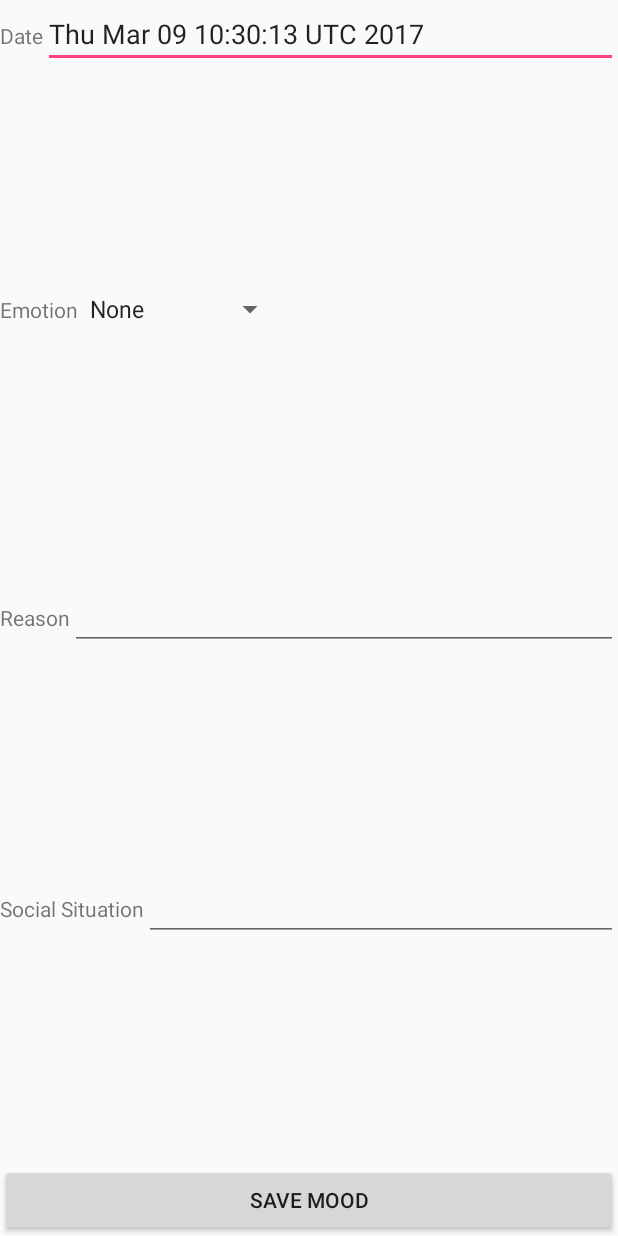
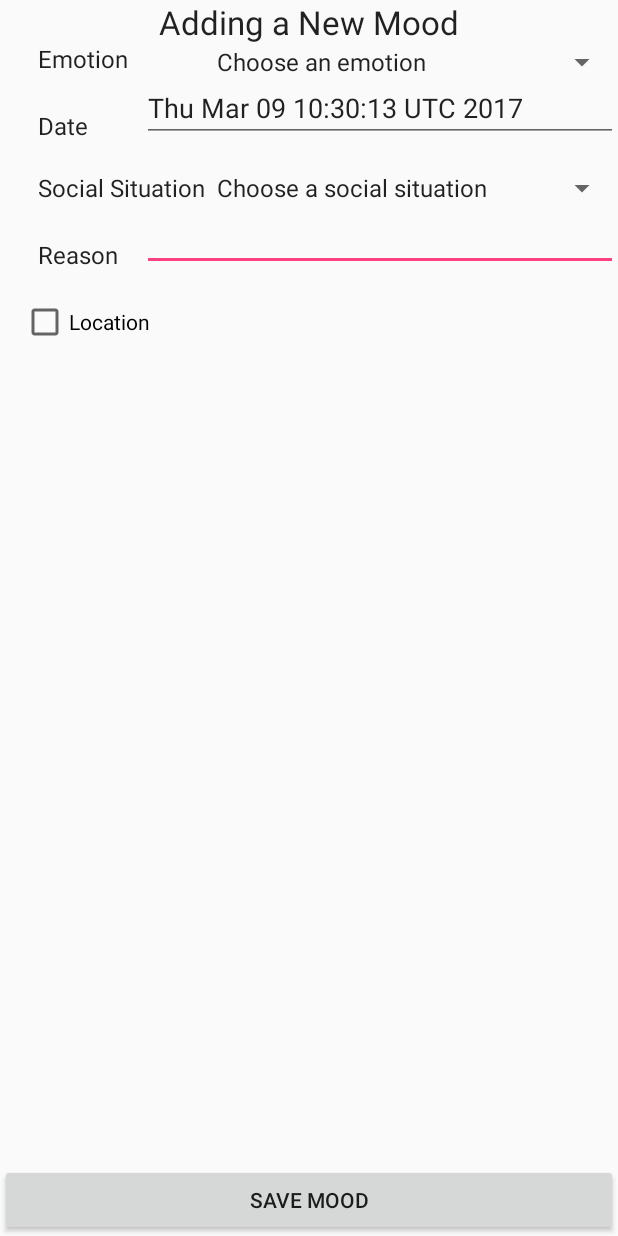
Before and after one commit to jackykc/Moodly, an Android app: the screen it shows after launch (ViewMood), after a tap on an icon or button, on a phone screen of 412 x 824 dp. Run offline under Robolectric (Android 15) with nearby library versions, the phone set to English and light mode, and no system bars.

Commit message:
menu items/add mood

```diff
--- a/app/src/main/java/com/example/moodly/ViewMood.java
+++ b/app/src/main/java/com/example/moodly/ViewMood.java
@@ -17,7 +17,7 @@ import java.util.Date;
 public class ViewMood extends AppCompatActivity {
 
     private Mood mood;
-    private EditText editDate, editReasonText;
+    private EditText editReasonText;
 
     @Override
     protected void onCreate(Bundle savedInstanceState) {
@@ -31,7 +31,7 @@ public class ViewMood extends AppCompatActivity {
         /*do we want to hardcode the following?
         * there probably is a better way to do this using the string resource file*/
         ArrayList<String> emotionList = new ArrayList<String>();
-        emotionList.add("None");
+        emotionList.add("Choose an emotion");
         emotionList.add("Anger");
         emotionList.add("Confusion");
         emotionList.add("Disgust");
@@ -39,18 +39,28 @@ public class ViewMood extends AppCompatActivity {
         emotionList.add("Happiness");
         emotionList.add("Sadness");
         emotionList.add("Shame");
-        emotionList.add("Suprise");
+        emotionList.add("Surprise");
 
-        ArrayAdapter<String> emotionAdapter = new ArrayAdapter<String>(this, android.R.layout.simple_spinner_item, emotionList);
+        ArrayAdapter<String> emotionAdapter = new ArrayAdapter<>(this, android.R.layout.simple_spinner_item, emotionList);
         emotionAdapter.setDropDownViewResource(android.R.layout.simple_spinner_dropdown_item);
         emotionSpinner.setAdapter(emotionAdapter);
 
+        final Spinner socialSituationSpinner = (Spinner) findViewById(R.id.spinner_SS);
+        ArrayList<String> ssList = new ArrayList<>();
+        ssList.add("Choose a social situation");
+        ssList.add("Alone");
+        ssList.add("With one other person");
+        ssList.add("With two to several people");
+        ssList.add("With a crowd");
 
+        ArrayAdapter<String> ssAdapter = new ArrayAdapter<>(this,android.R.layout.simple_spinner_item,ssList);
+        ssAdapter.setDropDownViewResource(android.R.layout.simple_spinner_dropdown_item);
+        socialSituationSpinner.setAdapter(ssAdapter);
 
         mood = getIntent().getParcelableExtra("PLACEHOLDER_MOOD");
 
         // get views
-        editDate = (EditText) findViewById(R.id.edit_date);
+        EditText editDate = (EditText) findViewById(R.id.edit_date);
         editReasonText = (EditText) findViewById(R.id.edit_reason_text);
 
         // set views
@@ -64,13 +74,16 @@ public class ViewMood extends AppCompatActivity {
                 // Date date = editDate.getText().toString();
                 String reasonText = editReasonText.getText().toString();
                 Emotion emotionEnum = Emotion.values()[emotionSpinner.getSelectedItemPosition()];
+                SocialSituation socialEnum = SocialSituation.values()[socialSituationSpinner.getSelectedItemPosition()];
+                if (emotionEnum.equals("NONE"))
 
-                mood.setReasonText(reasonText);
+                    mood.setReasonText(reasonText);
                 mood.setEmotion(emotionEnum);
-                Intent output = new Intent();
+                mood.setSocialSituation(socialEnum);
+
+                Intent output = new Intent(ViewMood.this,ViewMoodList.class);
                 output.putExtra("VIEWMOOD_MOOD", mood);
                 setResult(RESULT_OK, output);
-
                 finish();
             }
 
--- a/app/src/main/java/com/example/moodly/ViewMoodList.java
+++ b/app/src/main/java/com/example/moodly/ViewMoodList.java
@@ -19,6 +19,7 @@ import android.view.View;
 import android.view.ViewGroup;
 
 import android.widget.TextView;
+import android.widget.Toast;
 
 import java.util.ArrayList;
 
@@ -35,6 +36,7 @@ public class ViewMoodList extends AppCompatActivity {
     private SectionsPagerAdapter mSectionsPagerAdapter;
 
     /**
+     * The {@link ViewPager} that will host the section contents.
      * The {@link ViewPager} that will host the section contents.
      */
     private ViewPager mViewPager;
@@ -57,9 +59,23 @@ public class ViewMoodList extends AppCompatActivity {
         TabLayout tabLayout = (TabLayout) findViewById(R.id.tabs);
         tabLayout.setupWithViewPager(mViewPager);
 
+//        FloatingActionButton fab = (FloatingActionButton) findViewById(R.id.fab);
+//        fab.setOnClickListener(new View.OnClickListener() {
+//            @Override
+//            public void onClick(View view) {
+//
+//                mood = new Mood();
+//                Intent intent = new Intent(ViewMoodList.this, ViewMood.class);
+//                intent.putExtra("PLACEHOLDER_MOOD", mood);
+//                startActivityForResult(intent, 0);
+//
+//                //Snackbar.make(view, "Replace with your own action", Snackbar.LENGTH_LONG)
+//                //        .setAction("Action", null).show();
+//
+//            }
+//        });
+
     }
-
-
 
     @Override
     public boolean onCreateOptionsMenu(Menu menu) {
@@ -73,16 +89,22 @@ public class ViewMoodList extends AppCompatActivity {
         // Handle action bar item clicks here. The action bar will
         // automatically handle clicks on the Home/Up button, so long
         // as you specify a parent activity in AndroidManifest.xml.
-        int id = item.getItemId();
-
-        //noinspection SimplifiableIfStatement
-        if (id == R.id.action_settings) {
-            return true;
+        switch (item.getItemId()) {
+            case R.id.filter:
+                Toast.makeText(this, "Filters", Toast.LENGTH_SHORT).show();
+                return true;
+            case R.id.show_map:
+                Toast.makeText(this,"Showing Map", Toast.LENGTH_SHORT).show();
+                return true;
+            case R.id.social:
+                Toast.makeText(this,"Social", Toast.LENGTH_SHORT).show();
+                return true;
+            default:
+                return super.onOptionsItemSelected(item);
         }
-
-        return super.onOptionsItemSelected(item);
     }
 
+    //history- deleted PlaceholderFragment class from here
     /**
      * A {@link FragmentPagerAdapter} that returns a fragment corresponding to
      * one of the sections/tabs/pages.
@@ -93,10 +115,6 @@ public class ViewMoodList extends AppCompatActivity {
             super(fm);
         }
 
-        /**
-         * This medthod takes a position for the selected tabs and returns the tab
-         * @param position the position of the selected tab (For history or following)
-         */
         @Override
         public Fragment getItem(int position) {
             // return current tab
--- a/app/src/main/res/layout/activity_view_mood.xml
+++ b/app/src/main/res/layout/activity_view_mood.xml
@@ -1,91 +1,140 @@
 <?xml version="1.0" encoding="utf-8"?>
-<LinearLayout
+<RelativeLayout
     xmlns:android="http://schemas.android.com/apk/res/android"
     xmlns:tools="http://schemas.android.com/tools"
     android:layout_width="match_parent"
     android:layout_height="match_parent"
     android:orientation="vertical">
 
-    <LinearLayout
+
+    <TextView
+        android:layout_height="wrap_content"
+        android:id="@+id/Header"
+        android:textAppearance="@android:style/TextAppearance.DeviceDefault.Large"
+        tools:text="@string/add_mood"
+        android:layout_width="wrap_content"
+        android:layout_centerHorizontal="true"
+        android:text="@string/add_mood"
+        android:layout_alignParentTop="true" />
+
+    <TextView
+        android:text="@string/emotion"
+        android:layout_width="wrap_content"
+        tools:text="@string/emotion"
+        android:textAppearance="@android:style/TextAppearance"
+        android:layout_alignBottom="@+id/spinner_emotion"
+        android:layout_alignLeft="@+id/DateText"
+        android:layout_alignStart="@+id/DateText"
+        android:layout_height="25dp"
+        android:id="@+id/EmotionText" />
+
+    <TextView
+        android:text="@string/date"
+        android:layout_width="69dp"
+        android:layout_height="wrap_content"
+        android:id="@+id/DateText"
+        tools:text="@string/date"
+        android:textAppearance="@android:style/TextAppearance"
         android:layout_weight="1"
+        android:layout_marginTop="19dp"
+        android:layout_below="@+id/spinner_emotion"
+        android:layout_alignParentLeft="true"
+        android:layout_alignParentStart="true"
+        android:layout_marginLeft="25dp"
+        android:layout_marginStart="25dp" />
+
+    <Button
+        android:text="@string/save_mood"
         android:layout_width="match_parent"
-        android:layout_height="0dp"
-        android:orientation="horizontal">
-        <TextView
-            android:layout_weight="0"
-            android:layout_width="wrap_content"
         android:layout_height="wrap_content"
-            android:text="@string/date" />
-        <EditText android:id="@+id/edit_date"
-            android:layout_weight="1"
-            android:layout_width="wrap_content"
-            android:layout_height="wrap_content" />
-    </LinearLayout>
+        android:layout_alignParentBottom="true"
+        android:layout_centerHorizontal="true"
+        android:id="@+id/save_button"
+        android:elevation="0dp"
+        tools:text="@string/save_mood" />
 
-
-    <LinearLayout
-        android:layout_weight="1"
-        android:layout_width="match_parent"
-        android:layout_height="0dp"
-        android:orientation="horizontal">
-        <TextView
-            android:layout_weight="0"
-            android:layout_width="wrap_content"
-            android:layout_height="wrap_content"
-            android:text="@string/emotion" />
     <Spinner android:id="@+id/spinner_emotion"
         android:layout_width="wrap_content"
         android:layout_height="wrap_content"
-            />
-        <!--<EditText android:id="@+id/edit_emotion"-->
-            <!--android:layout_weight="1"-->
-            <!--android:layout_width="wrap_content"-->
-            <!--android:layout_height="wrap_content"-->
-            <!--android:inputType="date"/>-->
-    </LinearLayout>
+        android:layout_below="@+id/Header"
+        android:layout_alignLeft="@+id/spinner_SS"
+        android:layout_alignStart="@+id/spinner_SS"
+        android:layout_alignParentRight="true"
+        android:layout_alignParentEnd="true" />
 
-    <LinearLayout
-        android:layout_weight="1"
+    <Spinner
         android:layout_width="match_parent"
-        android:layout_height="0dp"
-        android:orientation="horizontal">
+        android:layout_height="wrap_content"
+        android:id="@+id/spinner_SS"
+        android:layout_alignBaseline="@+id/SocialSituationText"
+        android:layout_alignBottom="@+id/SocialSituationText"
+        android:layout_alignParentRight="true"
+        android:layout_alignParentEnd="true"
+        android:layout_toEndOf="@+id/SocialSituationText"
+        android:layout_toRightOf="@+id/SocialSituationText" />
+
     <TextView
-            android:layout_weight="0"
+        android:text="@string/social_situation"
         android:layout_width="wrap_content"
         android:layout_height="wrap_content"
-            android:text="Reason" />
-        <EditText android:id="@+id/edit_reason_text"
-            android:layout_weight="1"
+        android:layout_marginTop="19dp"
+        android:id="@+id/SocialSituationText"
+        tools:text="@string/social_situation"
+        android:textAppearance="@android:style/TextAppearance"
+        android:layout_below="@+id/edit_date"
+        android:layout_alignLeft="@+id/DateText"
+        android:layout_alignStart="@+id/DateText" />
+
+    <CheckBox
+        android:text="@string/location"
         android:layout_width="wrap_content"
         android:layout_height="wrap_content"
-            />
-    </LinearLayout>
+        android:id="@+id/LocationCheck"
+        tools:text="@string/location"
+        android:checked="false"
+        android:layout_marginTop="18dp"
+        android:layout_below="@+id/ReasonText"
+        android:layout_alignParentLeft="true"
+        android:layout_alignParentStart="true"
+        android:layout_marginLeft="14dp"
+        android:layout_marginStart="14dp" />
 
-    <LinearLayout
-        android:layout_weight="1"
+    <TextView
+        android:text="@string/reason_text"
         android:layout_width="match_parent"
-        android:layout_height="0dp"
-        android:orientation="horizontal">
-        <TextView
-            android:layout_weight="0"
+        android:layout_height="wrap_content"
+        android:id="@+id/ReasonText"
+        android:layout_marginTop="21dp"
+        tools:text="@string/reason_text"
+        android:textAppearance="@android:style/TextAppearance"
+        android:layout_below="@+id/spinner_SS"
+        android:layout_alignLeft="@+id/SocialSituationText"
+        android:layout_alignStart="@+id/SocialSituationText" />
+
+    <EditText
         android:layout_width="wrap_content"
         android:layout_height="wrap_content"
-            android:text="Social Situation" />
-        <EditText android:id="@+id/edit_social_situation"
-            android:layout_weight="1"
+        android:inputType="textPersonName"
+        android:ems="10"
+        android:id="@+id/edit_reason_text"
+        android:layout_alignBottom="@+id/ReasonText"
+        android:layout_alignParentRight="true"
+        android:layout_alignParentEnd="true"
+        android:layout_toRightOf="@+id/DateText"
+        android:layout_toEndOf="@+id/DateText" />
+
+    <EditText
         android:layout_width="wrap_content"
         android:layout_height="wrap_content"
-            android:inputType="numberDecimal"/>
-    </LinearLayout>
+        android:ems="10"
+        android:id="@+id/edit_date"
+        android:inputType="textPersonName"
+        android:layout_alignBottom="@+id/DateText"
+        android:layout_toRightOf="@+id/DateText"
+        android:layout_alignParentRight="true"
+        android:layout_alignParentEnd="true" />
 
-
-    <Button
-        android:id="@+id/save_button"
-        android:layout_width="fill_parent"
-        android:layout_height="wrap_content"
-        android:text="@string/save_mood" />
-
-</LinearLayout>
+</RelativeLayout>
 
     <!--<RelativeLayout xmlns:android="http://schemas.android.com/apk/res/android"-->
     <!--xmlns:tools="http://schemas.android.com/tools"-->
--- a/app/src/main/res/menu/menu_view_mood_list.xml
+++ b/app/src/main/res/menu/menu_view_mood_list.xml
@@ -3,8 +3,18 @@
     xmlns:tools="http://schemas.android.com/tools"
     tools:context="com.example.moodly.ViewMoodList">
     <item
-        android:id="@+id/action_settings"
+        android:id="@+id/filter"
         android:orderInCategory="100"
-        android:title="@string/action_settings"
+        android:title="@string/filter"
+        app:showAsAction="never" />
+    <item
+        android:id="@+id/show_map"
+        android:orderInCategory="100"
+        android:title="@string/show_map"
+        app:showAsAction="never" />
+    <item
+        android:id="@+id/social"
+        android:orderInCategory="100"
+        android:title="@string/social"
         app:showAsAction="never" />
 </menu>
--- a/app/src/main/res/values/strings.xml
+++ b/app/src/main/res/values/strings.xml
@@ -10,4 +10,10 @@
     <string name="emotion">Emotion</string>
     <string name="reason_text">Reason</string>
     <string name="save_mood">Save Mood</string>
+    <string name="filter">Filter</string>
+    <string name="show_map">Show Map</string>
+    <string name="social">Social</string>
+    <string name="add_mood">Adding a New Mood</string>
+    <string name="location">Location</string>
+    <string name="social_situation">Social Situation</string>
 </resources>
```
Lines whose indentation alone changed are shown as unchanged.
